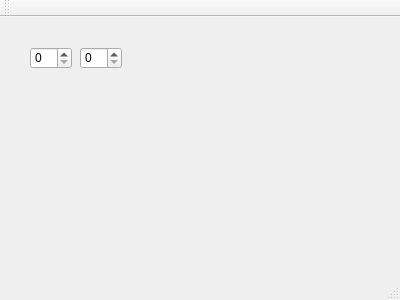
Before: the Qt Designer form mainwindow.ui in MichaelBerdnikov/git-test, drawn with Qt 5.
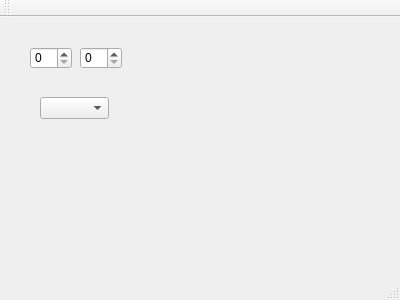
After: the same form once the commit is applied.

The edit to the form file:
```diff
--- a/mainwindow.ui
+++ b/mainwindow.ui
@@ -34,6 +34,16 @@
      </rect>
     </property>
    </widget>
+   <widget class="QComboBox" name="comboBox">
+    <property name="geometry">
+     <rect>
+      <x>40</x>
+      <y>80</y>
+      <width>69</width>
+      <height>22</height>
+     </rect>
+    </property>
+   </widget>
   </widget>
   <widget class="QMenuBar" name="menuBar">
    <property name="geometry">
```
